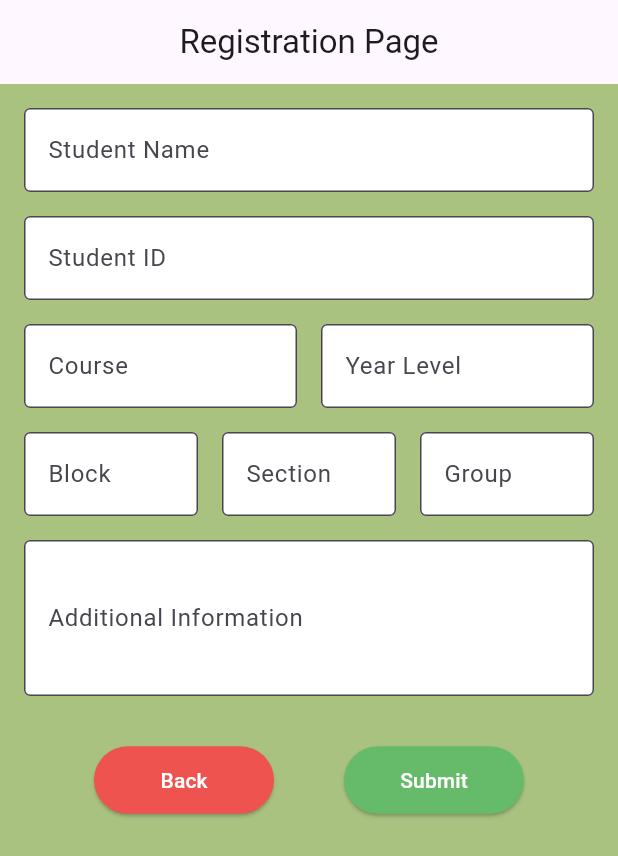
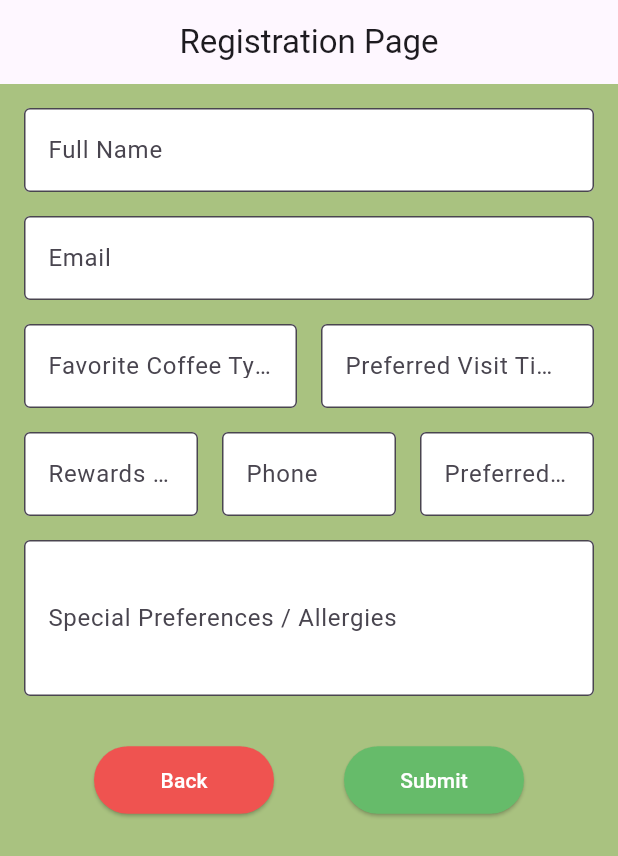
Before and after one commit to nathanG2129/CafeConnect, a Flutter app: the screen it shows after launch, in the side drawer, after a tap on "Registration", on a phone screen of 412 x 824 dp. Shown: the top 856 px of the screen. Run offline on Flutter 3.47's test engine with Material 3 defaults, Android fonts, the phone set to English and light mode, and no system bars.

Commit message:
Refactor pages to CafeConnect coffee shop theme
- Updated about_page.dart with coffee shop branding and description
- Transformed home_page.dart to showcase daily specials and hours
- Modified page_three.dart with coffee brewing information
- Converted page_two.dart to coffee order menu layout
- Redesigned registration_page.dart as a customer profile form
- Replaced student-related text and icons with coffee shop context

```diff
--- a/lib/pages/about_page.dart
+++ b/lib/pages/about_page.dart
@@ -42,20 +42,20 @@ class _HeaderSectionState extends State<HeaderSection> {
       child: Column(
         children: [
           Icon(
-            Icons.school,
+            Icons.coffee,
             size: 80,
-            color: Colors.blue,
+            color: Colors.brown,
           ),
           SizedBox(height: 16),
           Text(
-            "Flutter Activity App",
+            "CafeConnect",
             style: TextStyle(
               fontSize: 24,
               fontWeight: FontWeight.bold,
             ),
           ),
           Text(
-            "Student Registration System",
+            "Your Favorite Coffee Shop",
             style: TextStyle(
               fontSize: 16,
               color: Colors.grey,
@@ -83,13 +83,13 @@ class _InfoSectionState extends State<InfoSection> {
         crossAxisAlignment: CrossAxisAlignment.start,
         children: [
           _buildInfoCard(
-            "About This App",
-            "This Flutter application was created as part of a student activity to explore and implement various Flutter widgets and layouts. It demonstrates the use of both stateless and stateful widgets, different layout options, and file navigation.",
+            "About CafeConnect",
+            "Welcome to CafeConnect, your neighborhood coffee destination. We pride ourselves in serving quality coffee and creating a warm, welcoming atmosphere for our community.",
           ),
           SizedBox(height: 16),
           _buildInfoCard(
             "Features",
-            "• Drawer Navigation with Header\n• Multiple Page Navigation\n• Student Registration Form\n• Various Layout Implementations\n• Stateful and Stateless Widgets",
+            "• Premium Coffee Selection\n• Comfortable Atmosphere\n• Friendly Service\n• Mobile Ordering\n• Membership Rewards",
           ),
         ],
       ),
--- a/lib/pages/home_page.dart
+++ b/lib/pages/home_page.dart
@@ -174,11 +174,14 @@ class TextSection extends StatelessWidget {
       decoration: BoxDecoration(
         border: Border.all(color: Colors.grey),
         borderRadius: BorderRadius.circular(8),
-        color: Colors.white, // Ensuring readability on green background
+        color: Colors.white,
       ),
       child: const Text(
-        "Cozy Coffee Shops: Brewing Comfort and Community ☕",
-        style: TextStyle(fontSize: 24),
+        "Welcome to CafeConnect ☕",
+        style: TextStyle(
+          fontSize: 28,
+          fontWeight: FontWeight.bold,
+        ),
         textAlign: TextAlign.center,
       ),
     );
@@ -194,17 +197,47 @@ class BodySection extends StatelessWidget {
       child: Container(
         width: double.infinity,
         margin: const EdgeInsets.all(16),
+        padding: const EdgeInsets.all(16),
         decoration: BoxDecoration(
           border: Border.all(color: Colors.grey),
           borderRadius: BorderRadius.circular(8),
-          color: Colors.white, // Ensuring readability
+          color: Colors.white,
         ),
-        child: const Center(
-          child: Text(
-            "Coffee shops offer a delightful world of flavors, catering to every taste and preference. From bold espresso shots and creamy lattes to the rich, nutty undertones of hazelnut and caramel-infused brews, there's a perfect cup for everyone. For those who prefer non-coffee options, matcha provides a smooth, earthy alternative packed with antioxidants, while milk-based drinks like chai lattes and hot chocolate offer warmth and comfort in every sip. To complete the experience, an array of pastries—flaky croissants, indulgent cheesecakes, and perfectly baked muffins—pairs beautifully with any drink. Whether you're a coffee lover or simply looking for a cozy treat, coffee shops are the perfect place to indulge in delicious flavors.",
-            style: TextStyle(fontSize: 18),
-            textAlign: TextAlign.center,
-          ),
+        child: const Column(
+          mainAxisAlignment: MainAxisAlignment.center,
+          children: [
+            Text(
+              "Daily Specials",
+              style: TextStyle(
+                fontSize: 24,
+                fontWeight: FontWeight.bold,
+                color: Colors.brown,
+              ),
+              textAlign: TextAlign.center,
+            ),
+            SizedBox(height: 16),
+            Text(
+              "• Caramel Macchiato - \$4.99\n• Fresh Baked Croissants - \$3.50\n• Iced Coffee Special - \$3.99",
+              style: TextStyle(fontSize: 18),
+              textAlign: TextAlign.center,
+            ),
+            SizedBox(height: 24),
+            Text(
+              "Hours",
+              style: TextStyle(
+                fontSize: 24,
+                fontWeight: FontWeight.bold,
+                color: Colors.brown,
+              ),
+              textAlign: TextAlign.center,
+            ),
+            SizedBox(height: 16),
+            Text(
+              "Monday - Friday: 7:00 AM - 8:00 PM\nSaturday - Sunday: 8:00 AM - 6:00 PM",
+              style: TextStyle(fontSize: 18),
+              textAlign: TextAlign.center,
+            ),
+          ],
         ),
       ),
     );
--- a/lib/pages/page_three.dart
+++ b/lib/pages/page_three.dart
@@ -8,7 +8,7 @@ class PageThree extends StatelessWidget {
     return Scaffold(
       backgroundColor: const Color(0xFFA9C280), // Set background color
       appBar: AppBar(
-        title: const Text("PAGE 3"),
+        title: const Text("Coffee Guide"),
         centerTitle: true,
         automaticallyImplyLeading: false,
       ),
@@ -41,9 +41,10 @@ class _ImageSectionState extends State<ImageSection> {
         decoration: BoxDecoration(
           border: Border.all(color: Colors.grey),
           borderRadius: BorderRadius.circular(8),
-        ),
-        child: const Center(
-          child: Text("IMAGE", style: TextStyle(fontSize: 20)),
+          image: const DecorationImage(
+            image: AssetImage('assets/coffee3.jpg'),
+            fit: BoxFit.cover,
+          ),
         ),
       ),
     );
@@ -67,7 +68,9 @@ class _TextSectionState extends State<TextSection> {
         margin: const EdgeInsets.all(16),
         padding: const EdgeInsets.all(16),
         child: const Text(
-          "There’s something special about the cozy atmosphere of a coffee shop—the soothing hum of conversation, the rich aroma of freshly brewed coffee, and the warm glow of ambient lighting. Whether you're curled up with a book, catching up with a friend, or simply enjoying a quiet moment alone, coffee shops provide the perfect escape from the outside world. Yet, no matter how much we savor the experience, a good drink never seems to last long. A perfectly brewed coffee, a creamy matcha, or a frothy latte can disappear in just a few sips, leaving behind only the lingering taste and a desire for just one more. In the end, it’s not just about the drink—it’s about the moment of comfort it brings.",
+          "Discover the Art of Coffee Making\n\n"
+          "From light to dark roasts, each coffee bean tells a unique story. Our expert baristas craft each drink with precision and care, ensuring the perfect balance of flavors.\n\n"
+          "Visit us to explore our signature drinks and learn about different brewing methods!",
           style: TextStyle(fontSize: 16),
           textAlign: TextAlign.center,
         ),
--- a/lib/pages/registration_page.dart
+++ b/lib/pages/registration_page.dart
@@ -41,10 +41,10 @@ class _RegistrationFormState extends State<RegistrationForm> {
           // First row - full width
           TextFormField(
             decoration: InputDecoration(
-              labelText: 'Student Name',
+              labelText: 'Full Name',
               border: OutlineInputBorder(),
               filled: true,
-              fillColor: Colors.white, // Ensures readability
+              fillColor: Colors.white,
             ),
           ),
           SizedBox(height: 16),
@@ -52,7 +52,7 @@ class _RegistrationFormState extends State<RegistrationForm> {
           // Second row - full width
           TextFormField(
             decoration: InputDecoration(
-              labelText: 'Student ID',
+              labelText: 'Email',
               border: OutlineInputBorder(),
               filled: true,
               fillColor: Colors.white,
@@ -66,7 +66,7 @@ class _RegistrationFormState extends State<RegistrationForm> {
               Expanded(
                 child: TextFormField(
                   decoration: InputDecoration(
-                    labelText: 'Course',
+                    labelText: 'Favorite Coffee Type',
                     border: OutlineInputBorder(),
                     filled: true,
                     fillColor: Colors.white,
@@ -77,7 +77,7 @@ class _RegistrationFormState extends State<RegistrationForm> {
               Expanded(
                 child: TextFormField(
                   decoration: InputDecoration(
-                    labelText: 'Year Level',
+                    labelText: 'Preferred Visit Time',
                     border: OutlineInputBorder(),
                     filled: true,
                     fillColor: Colors.white,
@@ -94,7 +94,7 @@ class _RegistrationFormState extends State<RegistrationForm> {
               Expanded(
                 child: TextFormField(
                   decoration: InputDecoration(
-                    labelText: 'Block',
+                    labelText: 'Rewards Number',
                     border: OutlineInputBorder(),
                     filled: true,
                     fillColor: Colors.white,
@@ -105,7 +105,7 @@ class _RegistrationFormState extends State<RegistrationForm> {
               Expanded(
                 child: TextFormField(
                   decoration: InputDecoration(
-                    labelText: 'Section',
+                    labelText: 'Phone',
                     border: OutlineInputBorder(),
                     filled: true,
                     fillColor: Colors.white,
@@ -116,7 +116,7 @@ class _RegistrationFormState extends State<RegistrationForm> {
               Expanded(
                 child: TextFormField(
                   decoration: InputDecoration(
-                    labelText: 'Group',
+                    labelText: 'Preferred Branch',
                     border: OutlineInputBorder(),
                     filled: true,
                     fillColor: Colors.white,
@@ -131,7 +131,7 @@ class _RegistrationFormState extends State<RegistrationForm> {
           TextFormField(
             maxLines: 3,
             decoration: InputDecoration(
-              labelText: 'Additional Information',
+              labelText: 'Special Preferences / Allergies',
               border: OutlineInputBorder(),
               filled: true,
               fillColor: Colors.white,
```
Also changed, not shown: lib/pages/page_two.dart (+16 -16 lines).
